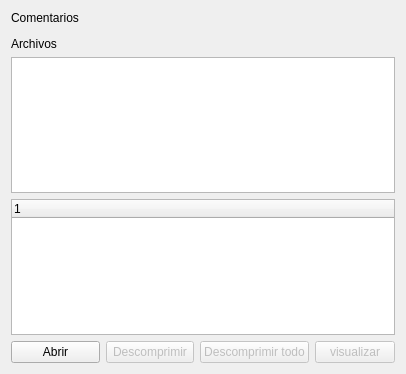
This is menri-sub/guizip.ui in oscarHH/menri-sub as Qt 5 draws it before an edit. The edited form follows.
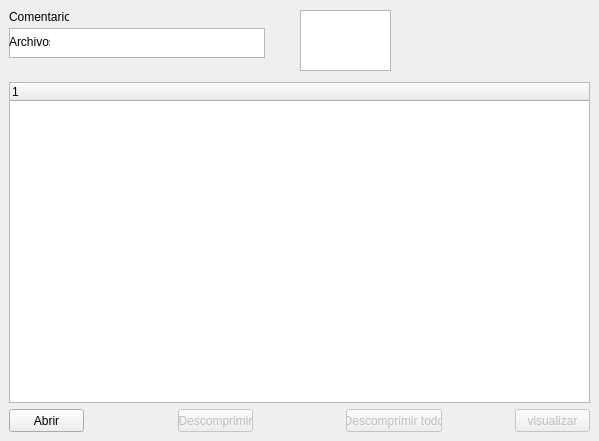
This is the edited form. Icons and pictures are not drawn.

Commit message: se cambio el QListview  por un QTreeview   para poder ver los archivos zip

Patch:
```diff
--- a/menri-sub/guizip.ui
+++ b/menri-sub/guizip.ui
@@ -9,8 +9,8 @@
    <rect>
     <x>0</x>
     <y>0</y>
-    <width>406</width>
-    <height>374</height>
+    <width>599</width>
+    <height>441</height>
    </rect>
   </property>
   <property name="windowTitle">
@@ -23,12 +23,18 @@
   <property name="windowOpacity">
    <double>3.000000000000000</double>
   </property>
-  <layout class="QGridLayout" name="gridLayout">
-   <item row="1" column="0" colspan="3">
     <widget class="QPlainTextEdit" name="txtComentarios">
      <property name="enabled">
       <bool>true</bool>
      </property>
+   <property name="geometry">
+    <rect>
+     <x>9</x>
+     <y>28</y>
+     <width>256</width>
+     <height>30</height>
+    </rect>
+   </property>
      <property name="sizePolicy">
       <sizepolicy hsizetype="Ignored" vsizetype="Ignored">
        <horstretch>30</horstretch>
@@ -45,75 +51,121 @@
       <bool>false</bool>
      </property>
     </widget>
-   </item>
-   <item row="2" column="0">
     <widget class="QLabel" name="label_2">
+   <property name="geometry">
+    <rect>
+     <x>9</x>
+     <y>34</y>
+     <width>41</width>
+     <height>16</height>
+    </rect>
+   </property>
      <property name="text">
       <string>Archivos</string>
      </property>
     </widget>
-   </item>
-   <item row="0" column="0">
     <widget class="QLabel" name="label">
+   <property name="geometry">
+    <rect>
+     <x>9</x>
+     <y>9</y>
+     <width>60</width>
+     <height>16</height>
+    </rect>
+   </property>
      <property name="text">
       <string>Comentarios</string>
      </property>
     </widget>
-   </item>
-   <item row="5" column="1">
     <widget class="QPushButton" name="btnDescomprimirIndividual">
      <property name="enabled">
       <bool>false</bool>
      </property>
+   <property name="geometry">
+    <rect>
+     <x>178</x>
+     <y>409</y>
+     <width>75</width>
+     <height>23</height>
+    </rect>
+   </property>
      <property name="text">
       <string>Descomprimir</string>
      </property>
     </widget>
-   </item>
-   <item row="5" column="3">
     <widget class="QPushButton" name="btnvisualizar">
      <property name="enabled">
       <bool>false</bool>
      </property>
+   <property name="geometry">
+    <rect>
+     <x>515</x>
+     <y>409</y>
+     <width>75</width>
+     <height>23</height>
+    </rect>
+   </property>
      <property name="text">
       <string>visualizar</string>
      </property>
     </widget>
-   </item>
-   <item row="5" column="2">
     <widget class="QPushButton" name="btnDescomprimir">
      <property name="enabled">
       <bool>false</bool>
      </property>
+   <property name="geometry">
+    <rect>
+     <x>346</x>
+     <y>409</y>
+     <width>96</width>
+     <height>23</height>
+    </rect>
+   </property>
      <property name="text">
       <string>Descomprimir todo</string>
      </property>
     </widget>
-   </item>
-   <item row="5" column="0">
     <widget class="QPushButton" name="btnAbrir">
+   <property name="geometry">
+    <rect>
+     <x>9</x>
+     <y>409</y>
+     <width>75</width>
+     <height>23</height>
+    </rect>
+   </property>
      <property name="text">
       <string>Abrir</string>
      </property>
     </widget>
-   </item>
-   <item row="3" column="0" colspan="4">
-    <widget class="QListWidget" name="jlArchivos">
-     <property name="enabled">
-      <bool>true</bool>
-     </property>
-    </widget>
-   </item>
-   <item row="4" column="0" colspan="4">
     <widget class="QTreeWidget" name="treeWidget">
+   <property name="geometry">
+    <rect>
+     <x>9</x>
+     <y>82</y>
+     <width>581</width>
+     <height>321</height>
+    </rect>
+   </property>
      <column>
       <property name="text">
        <string notr="true">1</string>
       </property>
      </column>
     </widget>
-   </item>
-  </layout>
+  <widget class="QListWidget" name="jlArchivos">
+   <property name="enabled">
+    <bool>true</bool>
+   </property>
+   <property name="geometry">
+    <rect>
+     <x>300</x>
+     <y>10</y>
+     <width>91</width>
+     <height>61</height>
+    </rect>
+   </property>
+  </widget>
  </widget>
  <resources>
   <include location="recursos.qrc"/>
```
Lines whose indentation alone changed are shown as unchanged. The commit also changes 8 other files.
